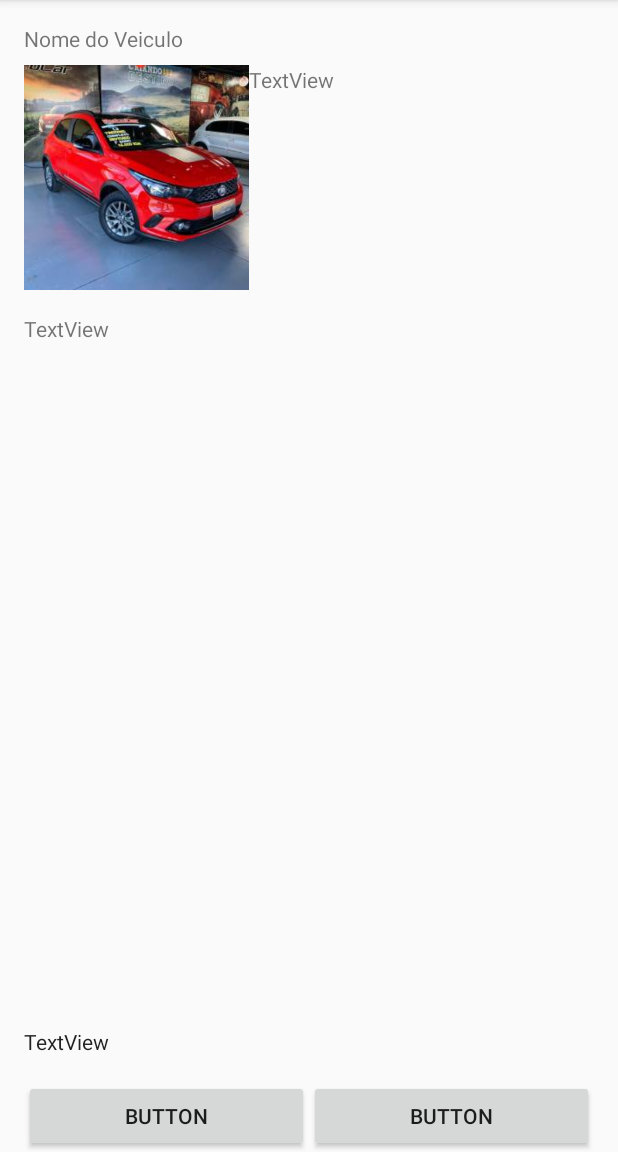
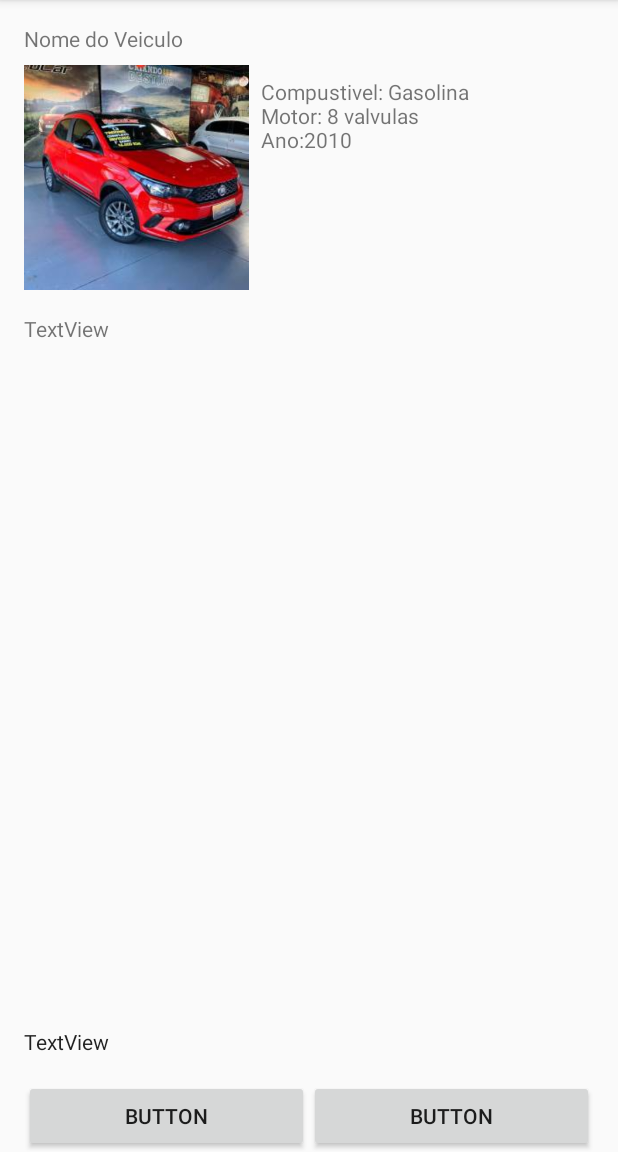
Before and after one commit to vosouza/Android_loja_de_carros, an Android app: the Detalhes_Activity screen opened directly, with no data from a screen before it, on a phone screen of 412 x 824 dp, the part 84-1236 px from its top. Run offline under Robolectric (Android 15) with nearby library versions, the phone set to English and light mode, and no system bars.

Commit message:
feita logica da tela Detalhes_Activity.kt

```diff
--- a/app/src/main/java/com/brq/applojadecarros/activity/Detalhes_Activity.kt
+++ b/app/src/main/java/com/brq/applojadecarros/activity/Detalhes_Activity.kt
@@ -45,7 +45,7 @@ class Detalhes_Activity : AppCompatActivity(), ItemClickListener{
     private fun loadContent() {
         txtNome.text = carro.nomeCarro
         imgCarro.setImageResource(carro.Image)
-        txtDescricao1.text = carro.tipoCarro
+        txtDescricao1.text = resources.getString(R.string.carro1_desc1)
         txtDescricao2.text = carro.descricao
         txtPreco.text = "Ainda nao implementado"
     }
--- a/app/src/main/res/layout/activity_detalhes.xml
+++ b/app/src/main/res/layout/activity_detalhes.xml
@@ -31,7 +31,8 @@
         android:id="@+id/txt_descricao1"
         android:layout_width="0dp"
         android:layout_height="0dp"
-        android:text="TextView"
+        android:text="@string/carro1_desc1"
+        android:padding="8dp"
         app:layout_constraintBottom_toBottomOf="@+id/imagem_car"
         app:layout_constraintEnd_toEndOf="@+id/txt_nome_veiculo"
         app:layout_constraintStart_toEndOf="@+id/imagem_car"
--- /dev/null
+++ b/app/src/main/res/values/textosDosCarros.xml
@@ -0,0 +1,8 @@
+<?xml version="1.0" encoding="utf-8"?>
+<resources>
+
+    <string name="carro1_desc1">
+        Compustivel: Gasolina\nMotor: 8 valvulas\nAno:2010
+    </string>
+
+</resources>
```
